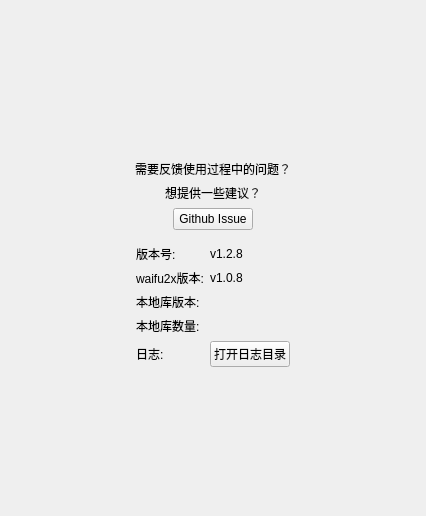
This is ui/ui_help.ui in tonquer/picacg-qt as Qt 5 draws it before an edit. The edited form follows.
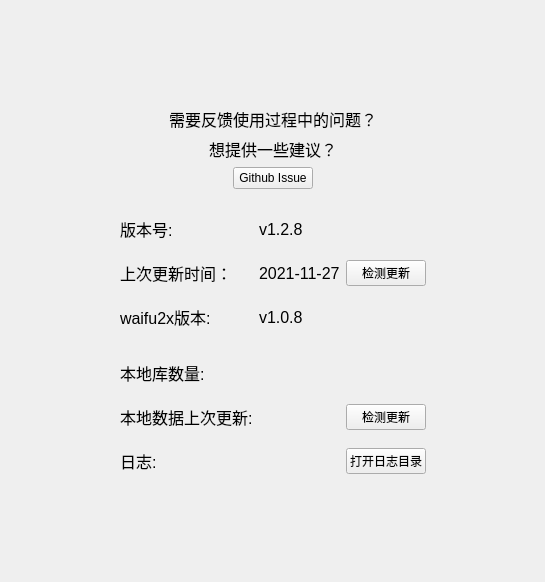
This is the edited form. Icons and pictures are not drawn.

```diff
--- a/ui/ui_help.ui
+++ b/ui/ui_help.ui
@@ -6,12 +6,16 @@
    <rect>
     <x>0</x>
     <y>0</y>
-    <width>426</width>
-    <height>516</height>
+    <width>545</width>
+    <height>582</height>
    </rect>
   </property>
   <property name="windowTitle">
-   <string>Form</string>
+   <string>帮助</string>
+  </property>
+  <property name="styleSheet">
+   <string notr="true">QListWidget {background-color:transparent;}
+QScrollArea {background-color:transparent;}</string>
   </property>
   <layout class="QVBoxLayout" name="verticalLayout">
    <item>
@@ -57,6 +61,11 @@
         </item>
         <item alignment="Qt::AlignHCenter">
          <widget class="QLabel" name="label_2">
+          <property name="font">
+           <font>
+            <pointsize>12</pointsize>
+           </font>
+          </property>
           <property name="text">
            <string>需要反馈使用过程中的问题？</string>
           </property>
@@ -64,6 +73,11 @@
         </item>
         <item alignment="Qt::AlignHCenter">
          <widget class="QLabel" name="label_3">
+          <property name="font">
+           <font>
+            <pointsize>12</pointsize>
+           </font>
+          </property>
           <property name="text">
            <string>想提供一些建议？</string>
           </property>
@@ -78,77 +92,184 @@
         </item>
         <item>
          <widget class="QWidget" name="widget_2" native="true">
-          <layout class="QFormLayout" name="formLayout">
+          <layout class="QGridLayout" name="gridLayout">
+           <item row="3" column="0">
+            <widget class="QLabel" name="label_5">
+             <property name="minimumSize">
+              <size>
+               <width>80</width>
+               <height>50</height>
+              </size>
+             </property>
+             <property name="font">
+              <font>
+               <pointsize>12</pointsize>
+              </font>
+             </property>
+             <property name="text">
+              <string>本地库数量:</string>
+             </property>
+            </widget>
+           </item>
+           <item row="1" column="2">
+            <widget class="QPushButton" name="verCheck">
+             <property name="text">
+              <string>检测更新</string>
+             </property>
+            </widget>
+           </item>
+           <item row="5" column="2">
+            <widget class="QPushButton" name="logButton">
+             <property name="text">
+              <string>打开日志目录</string>
+             </property>
+            </widget>
+           </item>
+           <item row="5" column="0">
+            <widget class="QLabel" name="label_7">
+             <property name="minimumSize">
+              <size>
+               <width>80</width>
+               <height>50</height>
+              </size>
+             </property>
+             <property name="font">
+              <font>
+               <pointsize>12</pointsize>
+              </font>
+             </property>
+             <property name="text">
+              <string>日志:</string>
+             </property>
+            </widget>
+           </item>
+           <item row="4" column="1">
+            <widget class="QLabel" name="localTime">
+             <property name="font">
+              <font>
+               <pointsize>12</pointsize>
+              </font>
+             </property>
+             <property name="text">
+              <string/>
+             </property>
+            </widget>
+           </item>
+           <item row="4" column="2">
+            <widget class="QPushButton" name="dbCheck">
+             <property name="text">
+              <string>检测更新</string>
+             </property>
+            </widget>
+           </item>
            <item row="0" column="0">
             <widget class="QLabel" name="label_4">
+             <property name="minimumSize">
+              <size>
+               <width>80</width>
+               <height>50</height>
+              </size>
+             </property>
+             <property name="font">
+              <font>
+               <pointsize>12</pointsize>
+              </font>
+             </property>
              <property name="text">
               <string>版本号:</string>
              </property>
             </widget>
            </item>
+           <item row="3" column="1">
+            <widget class="QLabel" name="localNum">
+             <property name="font">
+              <font>
+               <pointsize>12</pointsize>
+              </font>
+             </property>
+             <property name="text">
+              <string/>
+             </property>
+            </widget>
+           </item>
+           <item row="1" column="0">
+            <widget class="QLabel" name="label_9">
+             <property name="font">
+              <font>
+               <pointsize>12</pointsize>
+              </font>
+             </property>
+             <property name="text">
+              <string>上次更新时间：</string>
+             </property>
+            </widget>
+           </item>
            <item row="0" column="1">
             <widget class="QLabel" name="version">
+             <property name="font">
+              <font>
+               <pointsize>12</pointsize>
+              </font>
+             </property>
              <property name="text">
               <string>v1.2.8</string>
              </property>
             </widget>
            </item>
-           <item row="1" column="0">
+           <item row="2" column="0">
             <widget class="QLabel" name="label_6">
+             <property name="minimumSize">
+              <size>
+               <width>80</width>
+               <height>50</height>
+              </size>
+             </property>
+             <property name="font">
+              <font>
+               <pointsize>12</pointsize>
+              </font>
+             </property>
              <property name="text">
               <string>waifu2x版本:</string>
              </property>
             </widget>
            </item>
+           <item row="4" column="0">
+            <widget class="QLabel" name="label_11">
+             <property name="font">
+              <font>
+               <pointsize>12</pointsize>
+              </font>
+             </property>
+             <property name="text">
+              <string>本地数据上次更新:</string>
+             </property>
+            </widget>
+           </item>
            <item row="1" column="1">
+            <widget class="QLabel" name="label_10">
+             <property name="font">
+              <font>
+               <pointsize>12</pointsize>
+              </font>
+             </property>
+             <property name="text">
+              <string>2021-11-27</string>
+             </property>
+            </widget>
+           </item>
+           <item row="2" column="1">
             <widget class="QLabel" name="waifu2x">
+             <property name="font">
+              <font>
+               <pointsize>12</pointsize>
+              </font>
+             </property>
              <property name="text">
               <string>v1.0.8</string>
              </property>
             </widget>
            </item>
-           <item row="2" column="0">
-            <widget class="QLabel" name="label_8">
-             <property name="text">
-              <string>本地库版本:</string>
-             </property>
-            </widget>
-           </item>
-           <item row="2" column="1">
-            <widget class="QLabel" name="local">
-             <property name="text">
-              <string/>
-             </property>
-            </widget>
-           </item>
-           <item row="3" column="0">
-            <widget class="QLabel" name="label_5">
-             <property name="text">
-              <string>本地库数量:</string>
-             </property>
-            </widget>
-           </item>
-           <item row="3" column="1">
-            <widget class="QLabel" name="localNum">
-             <property name="text">
-              <string/>
-             </property>
-            </widget>
-           </item>
-           <item row="4" column="0">
-            <widget class="QLabel" name="label_7">
-             <property name="text">
-              <string>日志:</string>
-             </property>
-            </widget>
-           </item>
-           <item row="4" column="1">
-            <widget class="QPushButton" name="logButton">
-             <property name="text">
-              <string>打开日志目录</string>
-             </property>
-            </widget>
-           </item>
           </layout>
          </widget>
         </item>
```
